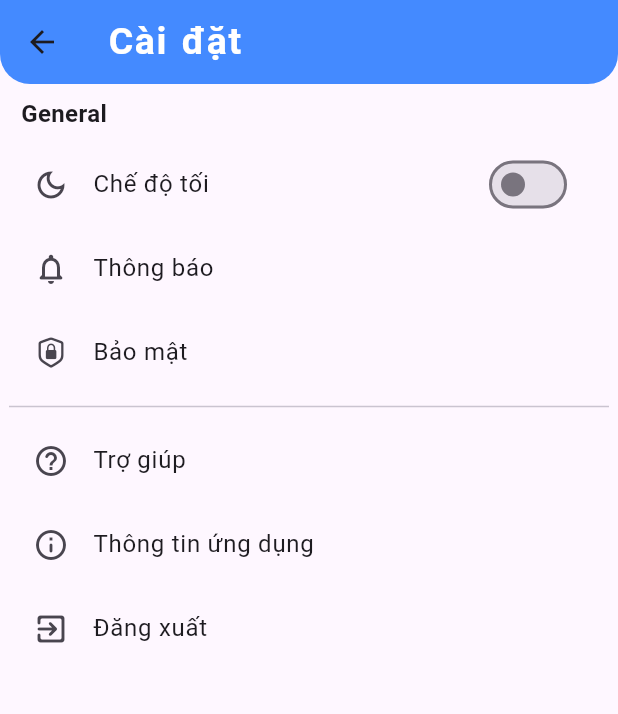
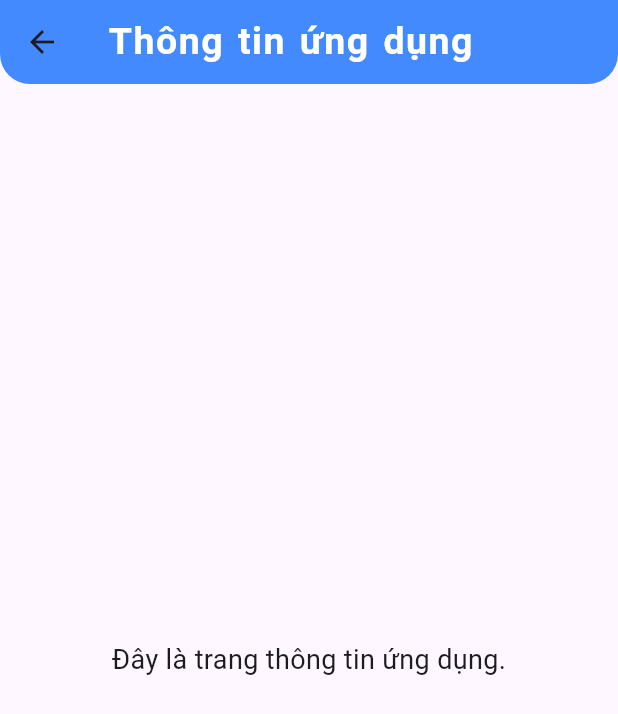
Before and after one commit to n4tsukii/bt-giua-ky, a Flutter app: the MySettings screen opened directly, after a tap on "Thông tin ứng dụng", on a phone screen of 412 x 824 dp. Shown: the top 714 px of the screen. Run offline on Flutter 3.47's test engine with Material 3 defaults, Android fonts, the phone set to English and light mode, and no system bars.

Commit message:
them page info

```diff
--- a/lib/widgets/components/custom_widget.dart
+++ b/lib/widgets/components/custom_widget.dart
@@ -1,5 +1,6 @@
 import "package:flutter/material.dart";
 import 'package:setting_tab/widgets/ql_monhoc.dart';
+import 'package:setting_tab/widgets/settings/info.dart';
 import '../../widgets/ql_diem.dart';
 import 'package:setting_tab/widgets/ql_sinhvien.dart';
 import 'package:setting_tab/widgets/settings.dart';
@@ -25,6 +26,11 @@ void handleNavigation(BuildContext context, int index) {
       context,
       MaterialPageRoute(builder: (context) => const MySettings()),
     );
+  } else if (index == 4) {
+    Navigator.push(
+        context,
+        MaterialPageRoute(builder: (context) => InfoPage()),
+    );
   }
 }
 
@@ -32,8 +38,9 @@ class CustomListTile extends StatelessWidget {
   final String title;
   final IconData icon;
   final Widget? trailing;
+  final VoidCallback? onTap;
   const CustomListTile(
-      {Key? key, required this.title, required this.icon, this.trailing})
+      {Key? key, required this.title, required this.icon, this.trailing, this.onTap})
       : super(key: key);
 
   @override
@@ -42,7 +49,7 @@ class CustomListTile extends StatelessWidget {
       title: Text(title),
       leading: Icon(icon),
       trailing: trailing,
-      onTap: () {},
+      onTap: onTap,
     );
   }
 }
--- a/lib/widgets/settings.dart
+++ b/lib/widgets/settings.dart
@@ -1,6 +1,7 @@
 import 'package:flutter/cupertino.dart';
 import 'package:flutter/material.dart';
 import 'package:provider/provider.dart';
+import 'package:setting_tab/widgets/settings/info.dart';
 import 'components/custom_widget.dart';
 import 'components/theme.dart';
 
@@ -60,15 +61,22 @@ class _MySettings extends State<MySettings> {
                 ],
               ),
               const Divider(),
-              const SingleSection(
+              SingleSection(
                 children: [
-                  CustomListTile(
+                  const CustomListTile(
                       title: "Trợ giúp",
                       icon: Icons.help_outline_rounded),
                   CustomListTile(
                       title: "Thông tin ứng dụng",
-                      icon: Icons.info_outline_rounded),
-                  CustomListTile(
+                      icon: Icons.info_outline_rounded,
+                      onTap: () {
+                        Navigator.push(
+                          context,
+                          MaterialPageRoute(builder: (context) => InfoPage()),
+                        );
+                      },
+                  ),
+                  const CustomListTile(
                       title: "Đăng xuất",
                       icon: Icons.exit_to_app_rounded),
                 ],
--- /dev/null
+++ b/lib/widgets/settings/info.dart
@@ -0,0 +1,37 @@
+import 'package:flutter/material.dart';
+import 'package:provider/provider.dart';
+
+import '../components/theme.dart';
+
+class InfoPage extends StatelessWidget {
+  @override
+  Widget build(BuildContext context) {
+    return Scaffold(
+      appBar: AppBar(
+        title: const Text(
+          "Thông tin ứng dụng",
+          style: TextStyle(
+            fontSize: 25,
+            fontWeight: FontWeight.w600,
+            letterSpacing: 1,
+            wordSpacing: 2,
+            color: Colors.white,
+          ),
+        ),
+        shape: const RoundedRectangleBorder(
+          borderRadius: BorderRadius.only(
+              bottomRight: Radius.circular(20),
+              bottomLeft: Radius.circular(20)
+          ),
+        ),
+        backgroundColor: Provider.of<ThemeProvider>(context).appBarColor,
+      ),
+      body: const Center(
+        child: Text(
+          "Đây là trang thông tin ứng dụng.",
+          style: TextStyle(fontSize: 18),
+        ),
+      ),
+    );
+  }
+}
```
